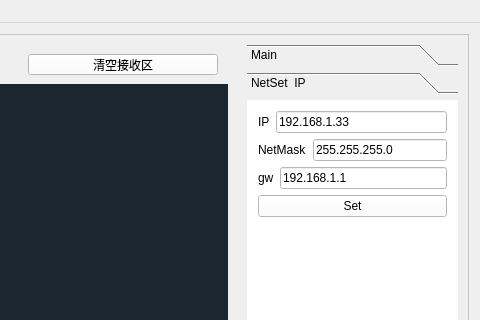
89093522/LSC_Debug, file mainwindow.ui: the form before one commit; both pictures show x 544 to 1024 and y 0 to 320 of the 1024 by 700 pixel window.
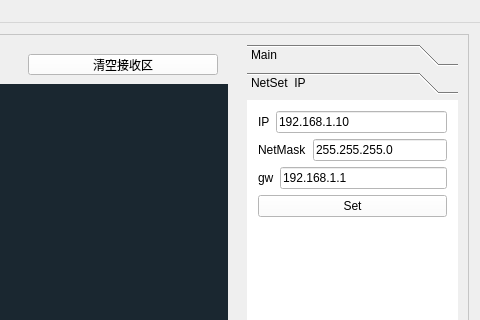
The form after the commit. The open tabs and pages were chosen to show the change.

Patch:
```diff
--- a/mainwindow.ui
+++ b/mainwindow.ui
@@ -872,7 +872,7 @@
              <item>
               <widget class="QLineEdit" name="lineEdit_ip">
                <property name="text">
-                <string>192.168.1.33</string>
+                <string>192.168.1.10</string>
                </property>
               </widget>
              </item>
```
